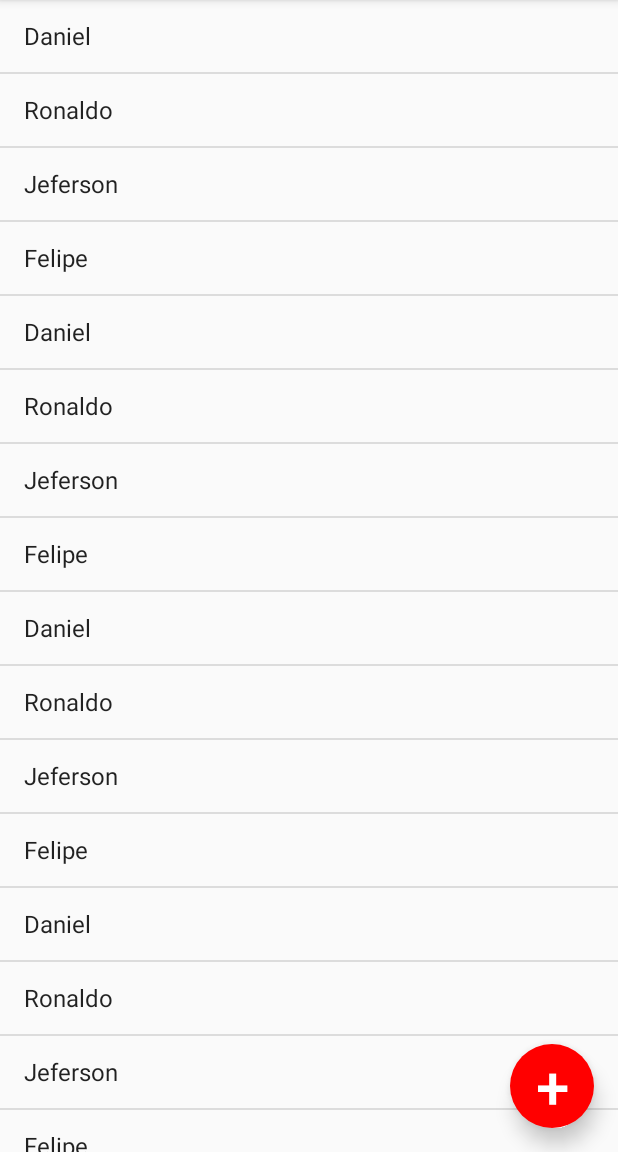
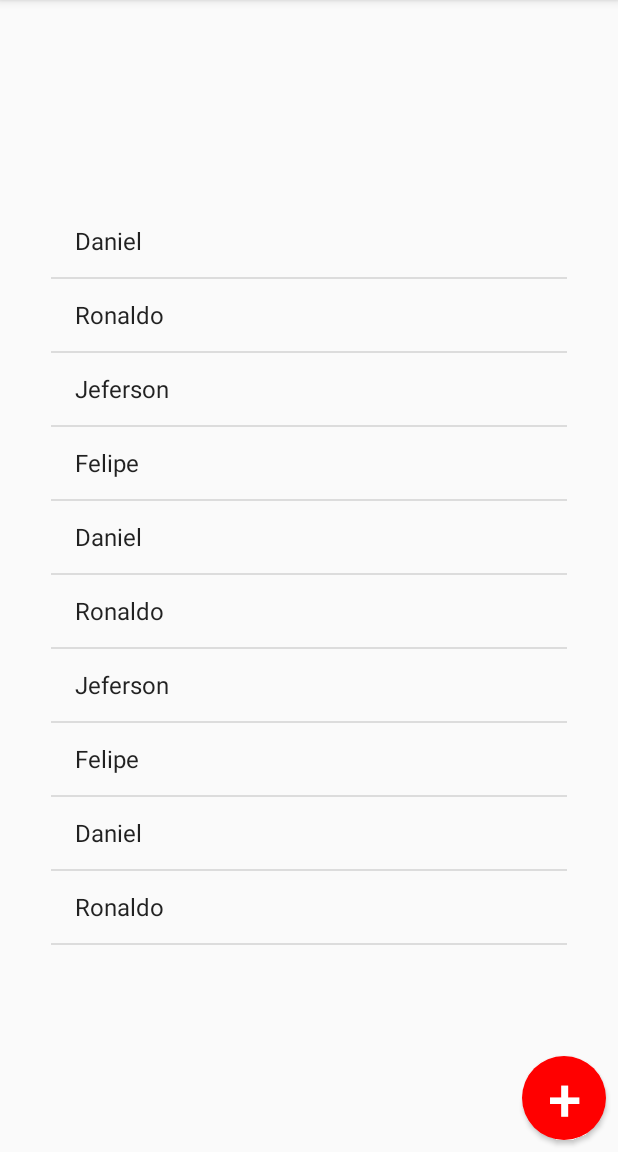
Before and after one commit to netoalceu/Agenda, an Android app: the screen it shows after launch (ListaAlunosActivity), on a phone screen of 412 x 824 dp, the part 84-1236 px from its top. Run offline under Robolectric (Android 15) with nearby library versions, the phone set to English and light mode, and no system bars.

Commit message:
Alura - Android I - Aula 3 - Agenda - Finalizando o link entre os formularios, botoes flutuantes padrao

```diff
--- a/app/src/main/java/br/com/netoalceu/agenda/ListaAlunosActivity.java
+++ b/app/src/main/java/br/com/netoalceu/agenda/ListaAlunosActivity.java
@@ -20,7 +20,7 @@ public class ListaAlunosActivity extends AppCompatActivity {
                 "Daniel", "Ronaldo", "Jeferson", "Felipe",
                 "Daniel", "Ronaldo", "Jeferson", "Felipe",
                 "Daniel", "Ronaldo", "Jeferson", "Felipe"};
-        ListView listaAlunos = (ListView) findViewById(R.id.ListaAlunos);
+        ListView listaAlunos = (ListView) findViewById(R.id.ListaAlunosList);
         /**
          * Views - Todos os objetos da tela (Activity)
          * findViewById(R.id.lista_alunos) - Pego a View apontada pelo ID
@@ -36,7 +36,7 @@ public class ListaAlunosActivity extends AppCompatActivity {
          *So falta testar o merge do github????
          */
         listaAlunos.setAdapter(adapter);
-        Button novoAluno = (Button) findViewById(R.id.ListaAlunosBtnNovoAluno);
+        Button novoAluno = (Button) findViewById(R.id.ListaAlunosBtnNovo);
         novoAluno.setOnClickListener(new View.OnClickListener() {
             @Override
             public void onClick(View view) {
--- a/app/src/main/res/layout/activity_lista_alunos.xml
+++ b/app/src/main/res/layout/activity_lista_alunos.xml
@@ -1,38 +1,33 @@
 <?xml version="1.0" encoding="utf-8"?>
-<android.support.constraint.ConstraintLayout xmlns:android="http://schemas.android.com/apk/res/android"
+<android.support.constraint.ConstraintLayout
+    xmlns:android="http://schemas.android.com/apk/res/android"
     xmlns:app="http://schemas.android.com/apk/res-auto"
     xmlns:tools="http://schemas.android.com/tools"
     android:layout_width="match_parent"
     android:layout_height="match_parent"
-    android:scrollbarAlwaysDrawVerticalTrack="true"
-    android:scrollbars="vertical"
-    tools:context="br.com.netoalceu.agenda.ListaAlunosActivity"
-    tools:layout_editor_absoluteX="8dp"
-    tools:layout_editor_absoluteY="8dp">
+    tools:context="br.com.netoalceu.agenda.ListaAlunosActivity">
+
+    <ListView
+        android:id="@+id/ListaAlunosList"
+        android:layout_width="344dp"
+        android:layout_height="495dp"
+        app:layout_constraintBottom_toBottomOf="parent"
+        app:layout_constraintLeft_toLeftOf="parent"
+        app:layout_constraintRight_toRightOf="parent"
+        app:layout_constraintTop_toTopOf="parent" />
 
     <Button
-        android:id="@+id/ListaAlunosBtnNovoAluno"
+        android:id="@+id/ListaAlunosBtnNovo"
         android:layout_width="56dp"
         android:layout_height="56dp"
-        android:layout_marginBottom="16dp"
-        android:layout_marginRight="16dp"
         android:background="@drawable/fundo"
+        android:text="+"
+        android:textSize="40sp"
+        android:textColor="#ffffff"
         android:elevation="8dp"
-        android:stateListAnimator="@null"
-        android:text="+"
-        android:textColor="#ffffff"
-        android:textSize="40sp"
         app:layout_constraintBottom_toBottomOf="parent"
+        android:layout_marginBottom="8dp"
+        android:layout_marginRight="8dp"
         app:layout_constraintRight_toRightOf="parent" />
 
-    <ListView
-        android:id="@+id/ListaAlunos"
-        android:layout_width="0dp"
-        android:layout_height="0dp"
-        app:layout_constraintBottom_toBottomOf="parent"
-        app:layout_constraintHorizontal_bias="0.0"
-        app:layout_constraintLeft_toLeftOf="parent"
-        app:layout_constraintRight_toRightOf="parent"
-        app:layout_constraintTop_toTopOf="parent"
-        app:layout_constraintVertical_bias="1.0" />
 </android.support.constraint.ConstraintLayout>
```
